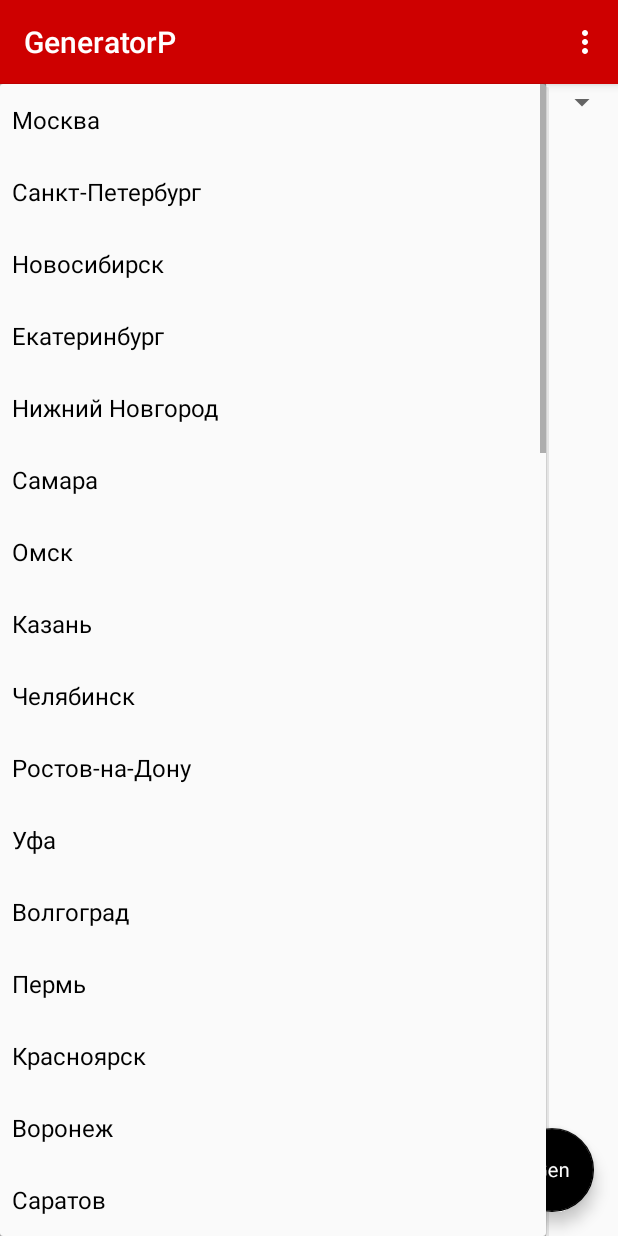
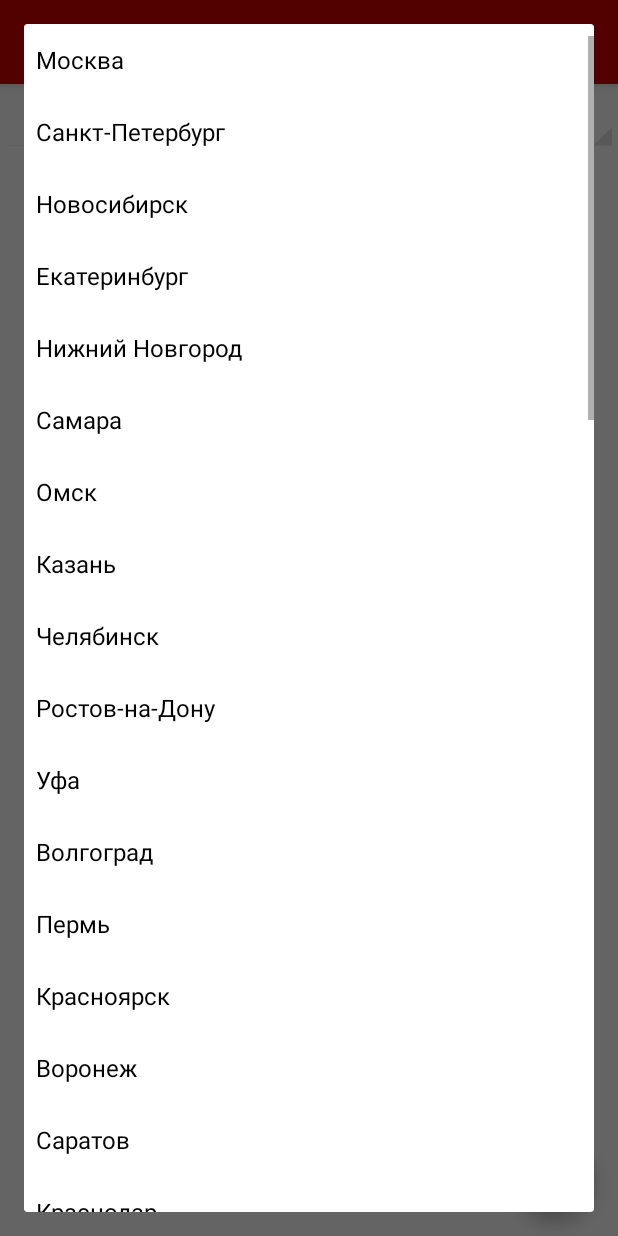
Before and after one commit to Zorn-s/TestZ, an Android app: the screen it shows after launch (MainActivity), after a tap on "Москва", on a phone screen of 412 x 824 dp. Run offline under Robolectric (Android 15) with nearby library versions, the phone set to English and light mode, and no system bars; our stand-ins replace Room's generated code.

Commit message:
Исправлен комбо бокс и версия мин андр 5

```diff
--- a/app/build.gradle
+++ b/app/build.gradle
@@ -5,7 +5,7 @@ android {
     buildToolsVersion "29.0.2"
     defaultConfig {
         applicationId "ru.app.generatorp"
-        minSdkVersion 22
+        minSdkVersion 21
         targetSdkVersion 29
         versionCode 1
         versionName "1.0"
--- a/app/src/main/res/layout/content_main.xml
+++ b/app/src/main/res/layout/content_main.xml
@@ -10,12 +10,16 @@
 
     <Spinner
         android:id="@+id/spinner"
-        android:layout_width="match_parent"
-        android:layout_height="wrap_content"
+        style="@style/Platform.Widget.AppCompat.Spinner"
+        android:layout_width="412dp"
+        android:layout_height="45dp"
         android:entries="@array/goroda"
+        android:scrollbarStyle="insideInset"
+        android:spinnerMode="dialog"
         android:textAlignment="center"
         app:layout_anchor="@+id/include"
-        app:layout_anchorGravity="top|center" />
+        app:layout_anchorGravity="top|center"
+        tools:layout_editor_absoluteX="-2dp" />
 
     <androidx.recyclerview.widget.RecyclerView
         android:id="@+id/recycler_view"
```
